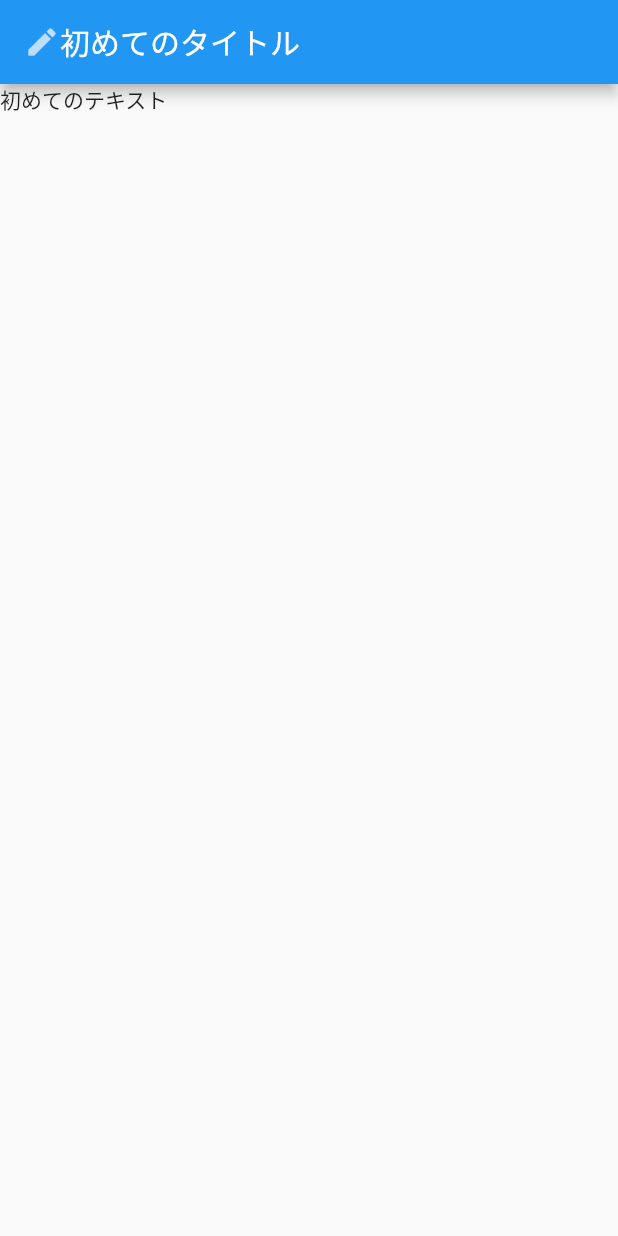
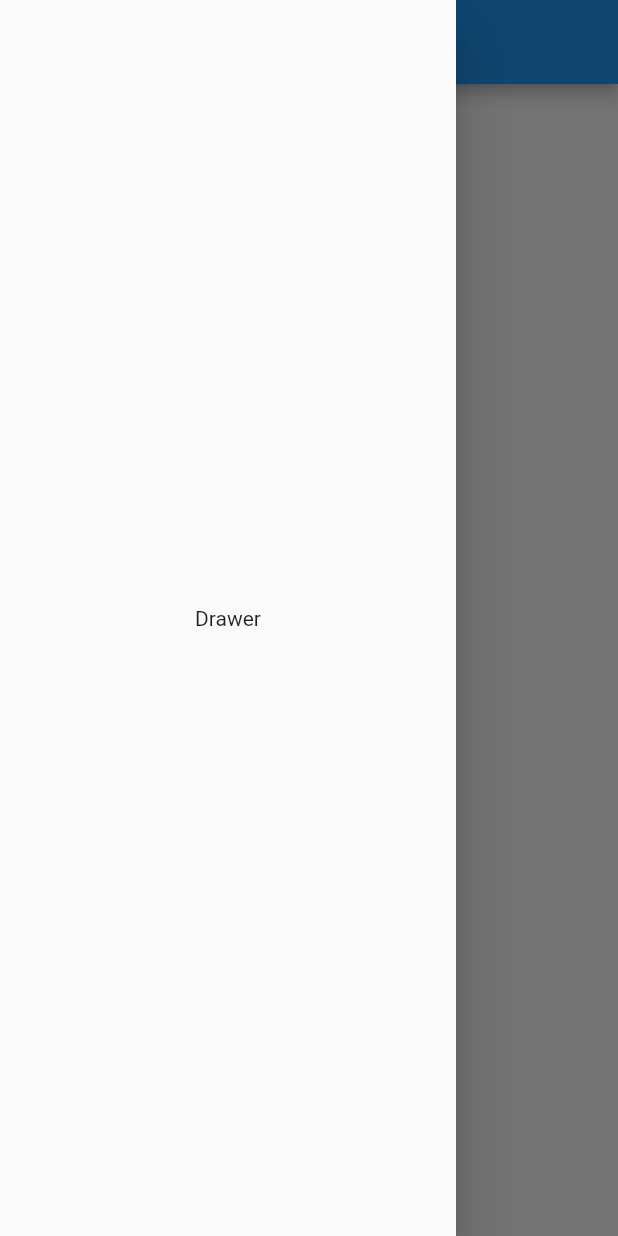
Before and after one commit to kokoriru/flutter_zenn_hello_world, a Flutter app: the screen it shows after launch, with the side drawer open (before the commit the screen has no drawer), on a phone screen of 412 x 824 dp. Run offline on Flutter 3.47's test engine with Material 2 defaults, Android fonts, the phone set to English and light mode, and no system bars.

Commit message:
Drawer を用いて、Drawer メニューを表示する

```diff
--- a/lib/main.dart
+++ b/lib/main.dart
@@ -81,6 +81,11 @@ class _MyHomePageState extends State<MyHomePage> {
           Text('初めてのタイトル'),
         ],
       )),
+      drawer: Drawer(
+        child: Center(
+          child: Text('Drawer')
+        ),
+      ),
       body: Text('初めてのテキスト'),
     );
   }
```
